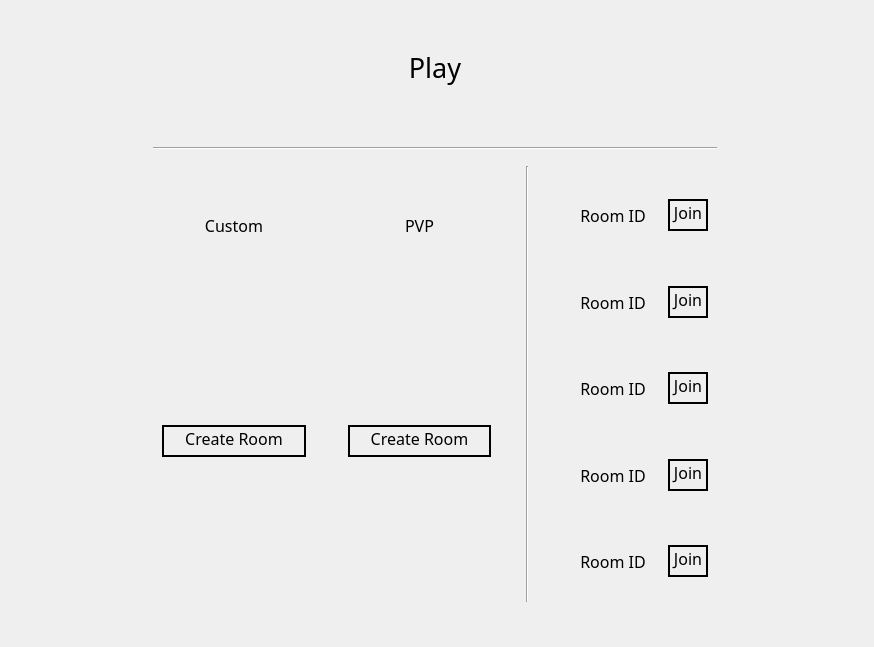
Old version of the form nitin_venv/Chess-master/windows/wui/play.ui in the repository NetworkProgramming-20212-Group1/ChessMultiplayer.
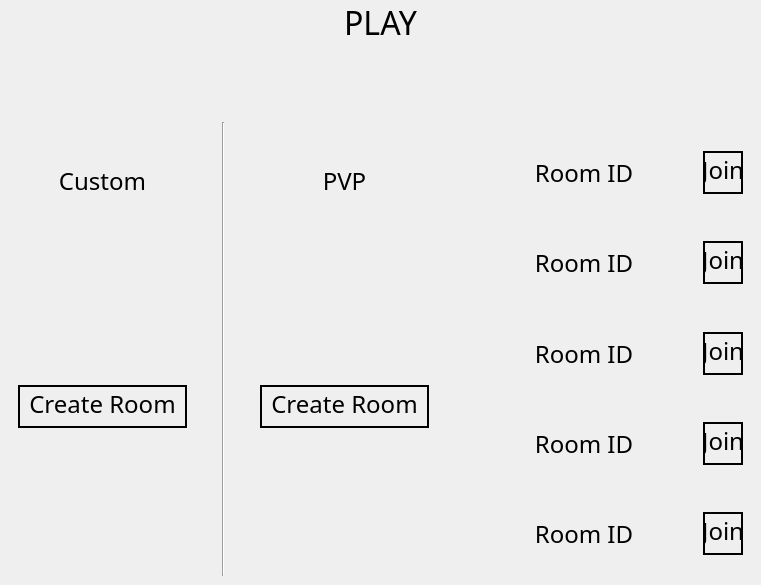
New version of the form.

```diff
--- a/nitin_venv/Chess-master/windows/wui/play.ui
+++ b/nitin_venv/Chess-master/windows/wui/play.ui
@@ -6,57 +6,285 @@
    <rect>
     <x>0</x>
     <y>0</y>
-    <width>874</width>
-    <height>647</height>
+    <width>761</width>
+    <height>585</height>
    </rect>
   </property>
   <property name="windowTitle">
    <string>MainWindow</string>
   </property>
-  <widget class="QWidget" name="centralwidget">
+  <layout class="QHBoxLayout" name="horizontalLayout">
+   <property name="leftMargin">
+    <number>0</number>
+   </property>
+   <property name="topMargin">
+    <number>0</number>
+   </property>
+   <property name="rightMargin">
+    <number>0</number>
+   </property>
+   <property name="bottomMargin">
+    <number>0</number>
+   </property>
+   <item>
+    <widget class="QWidget" name="widget" native="true">
+     <property name="maximumSize">
+      <size>
+       <width>16777215</width>
+       <height>16777215</height>
+      </size>
+     </property>
+     <layout class="QVBoxLayout" name="verticalLayout" stretch="1,4">
+      <property name="leftMargin">
+       <number>0</number>
+      </property>
+      <property name="topMargin">
+       <number>0</number>
+      </property>
+      <property name="rightMargin">
+       <number>0</number>
+      </property>
+      <property name="bottomMargin">
+       <number>0</number>
+      </property>
+      <item>
+       <widget class="QWidget" name="widget_2" native="true">
+        <property name="maximumSize">
+         <size>
+          <width>16777215</width>
+          <height>16777215</height>
+         </size>
+        </property>
+        <layout class="QHBoxLayout" name="horizontalLayout_5">
+         <property name="leftMargin">
+          <number>0</number>
+         </property>
+         <property name="topMargin">
+          <number>0</number>
+         </property>
+         <property name="rightMargin">
+          <number>0</number>
+         </property>
+         <property name="bottomMargin">
+          <number>0</number>
+         </property>
+         <item>
+          <widget class="QLabel" name="play">
+           <property name="sizePolicy">
+            <sizepolicy hsizetype="Preferred" vsizetype="Preferred">
+             <horstretch>0</horstretch>
+             <verstretch>0</verstretch>
+            </sizepolicy>
+           </property>
+           <property name="font">
+            <font>
+             <family>Poor Richard</family>
+             <pointsize>24</pointsize>
+            </font>
+           </property>
+           <property name="text">
+            <string>PLAY</string>
+           </property>
+           <property name="alignment">
+            <set>Qt::AlignHCenter|Qt::AlignTop</set>
+           </property>
+          </widget>
+         </item>
+        </layout>
+       </widget>
+      </item>
+      <item>
+       <widget class="QWidget" name="widget_3" native="true">
+        <layout class="QHBoxLayout" name="horizontalLayout_2" stretch="2,1,2,3">
+         <property name="leftMargin">
+          <number>0</number>
+         </property>
+         <property name="topMargin">
+          <number>0</number>
+         </property>
+         <property name="rightMargin">
+          <number>0</number>
+         </property>
+         <property name="bottomMargin">
+          <number>0</number>
+         </property>
+         <item>
+          <widget class="QWidget" name="widget_10" native="true">
+           <layout class="QVBoxLayout" name="verticalLayout_4">
+            <item>
+             <widget class="QWidget" name="widget_13" native="true">
+              <property name="maximumSize">
+               <size>
+                <width>16777215</width>
+                <height>100</height>
+               </size>
+              </property>
+              <layout class="QHBoxLayout" name="horizontalLayout_9">
+               <item>
+                <widget class="QLabel" name="custom">
+                 <property name="font">
+                  <font>
+                   <family>Poor Richard</family>
+                   <pointsize>18</pointsize>
+                  </font>
+                 </property>
+                 <property name="text">
+                  <string>Custom</string>
+                 </property>
+                 <property name="alignment">
+                  <set>Qt::AlignCenter</set>
+                 </property>
+                </widget>
+               </item>
+              </layout>
+             </widget>
+            </item>
+            <item>
+             <widget class="QWidget" name="widget_14" native="true">
+              <layout class="QHBoxLayout" name="horizontalLayout_10">
+               <item>
+                <widget class="QPushButton" name="create_custom">
+                 <property name="font">
+                  <font>
+                   <family>Poor Richard</family>
+                   <pointsize>18</pointsize>
+                  </font>
+                 </property>
+                 <property name="styleSheet">
+                  <string notr="true">border-radius : 100; 
+border : 2px solid black;
+padding-bottom: 5px</string>
+                 </property>
+                 <property name="text">
+                  <string>Create Room</string>
+                 </property>
+                </widget>
+               </item>
+              </layout>
+             </widget>
+            </item>
+           </layout>
+          </widget>
+         </item>
+         <item>
+          <widget class="QWidget" name="widget_23" native="true">
+           <property name="maximumSize">
+            <size>
+             <width>25</width>
+             <height>16777215</height>
+            </size>
+           </property>
+           <layout class="QHBoxLayout" name="horizontalLayout_19">
+            <property name="topMargin">
+             <number>0</number>
+            </property>
+            <item>
+             <widget class="Line" name="line_3">
+              <property name="maximumSize">
+               <size>
+                <width>25</width>
+                <height>600</height>
+               </size>
+              </property>
+              <property name="orientation">
+               <enum>Qt::Vertical</enum>
+              </property>
+             </widget>
+            </item>
+           </layout>
+          </widget>
+         </item>
+         <item>
+          <widget class="QWidget" name="widget_11" native="true">
+           <layout class="QVBoxLayout" name="verticalLayout_5">
+            <item>
+             <widget class="QWidget" name="widget_15" native="true">
+              <property name="maximumSize">
+               <size>
+                <width>16777215</width>
+                <height>100</height>
+               </size>
+              </property>
+              <layout class="QHBoxLayout" name="horizontalLayout_11">
+               <item>
+                <widget class="QLabel" name="pvp">
+                 <property name="font">
+                  <font>
+                   <family>Poor Richard</family>
+                   <pointsize>18</pointsize>
+                  </font>
+                 </property>
+                 <property name="text">
+                  <string>PVP</string>
+                 </property>
+                 <property name="alignment">
+                  <set>Qt::AlignCenter</set>
+                 </property>
+                </widget>
+               </item>
+              </layout>
+             </widget>
+            </item>
+            <item>
+             <widget class="QWidget" name="widget_16" native="true">
+              <layout class="QHBoxLayout" name="horizontalLayout_12">
+               <item>
+                <widget class="QPushButton" name="create_pvp">
+                 <property name="font">
+                  <font>
+                   <family>Poor Richard</family>
+                   <pointsize>18</pointsize>
+                  </font>
+                 </property>
+                 <property name="styleSheet">
+                  <string notr="true">border-radius : 100; 
+border : 2px solid black;
+padding-bottom: 5px</string>
+                 </property>
+                 <property name="text">
+                  <string>Create Room</string>
+                 </property>
+                </widget>
+               </item>
+              </layout>
+             </widget>
+            </item>
+           </layout>
+          </widget>
+         </item>
+         <item>
+          <widget class="QWidget" name="widget_12" native="true">
+           <layout class="QVBoxLayout" name="verticalLayout_3">
+            <property name="leftMargin">
+             <number>0</number>
+            </property>
+            <property name="topMargin">
+             <number>0</number>
+            </property>
+            <property name="rightMargin">
+             <number>0</number>
+            </property>
+            <property name="bottomMargin">
+             <number>0</number>
+            </property>
+            <item>
+             <widget class="QScrollArea" name="scrollArea">
+              <property name="frameShape">
+               <enum>QFrame::NoFrame</enum>
+              </property>
+              <property name="widgetResizable">
+               <bool>true</bool>
+              </property>
+              <widget class="QWidget" name="scrollAreaWidgetContents">
    <property name="geometry">
     <rect>
      <x>0</x>
      <y>0</y>
-     <width>871</width>
-     <height>641</height>
-    </rect>
-   </property>
-   <layout class="QHBoxLayout" name="horizontalLayout_6">
-    <item>
-     <widget class="QWidget" name="widget" native="true">
-      <property name="maximumSize">
-       <size>
-        <width>600</width>
-        <height>600</height>
-       </size>
-      </property>
-      <layout class="QGridLayout" name="gridLayout">
-       <item row="1" column="0" colspan="4">
-        <widget class="QWidget" name="widget_22" native="true">
-         <property name="maximumSize">
-          <size>
-           <width>600</width>
-           <height>25</height>
-          </size>
-         </property>
-         <layout class="QHBoxLayout" name="horizontalLayout_18">
-          <property name="topMargin">
-           <number>11</number>
-          </property>
-          <item>
-           <widget class="Line" name="line_2">
-            <property name="orientation">
-             <enum>Qt::Horizontal</enum>
-            </property>
-           </widget>
-          </item>
-         </layout>
-        </widget>
-       </item>
-       <item row="2" column="3">
-        <widget class="QWidget" name="widget_12" native="true">
-         <layout class="QVBoxLayout" name="verticalLayout_3">
+                 <width>303</width>
+                 <height>460</height>
+                </rect>
+               </property>
+               <layout class="QVBoxLayout" name="verticalLayout_2">
           <item>
            <widget class="QWidget" name="widget_17" native="true">
             <layout class="QHBoxLayout" name="horizontalLayout_13">
@@ -65,7 +293,7 @@
                <property name="font">
                 <font>
                  <family>Poor Richard</family>
-                 <pointsize>12</pointsize>
+                       <pointsize>18</pointsize>
                 </font>
                </property>
                <property name="text">
@@ -87,7 +315,7 @@
                <property name="font">
                 <font>
                  <family>Poor Richard</family>
-                 <pointsize>12</pointsize>
+                       <pointsize>18</pointsize>
                 </font>
                </property>
                <property name="styleSheet">
@@ -105,13 +333,18 @@
           </item>
           <item>
            <widget class="QWidget" name="widget_18" native="true">
+                  <property name="font">
+                   <font>
+                    <pointsize>18</pointsize>
+                   </font>
+                  </property>
             <layout class="QHBoxLayout" name="horizontalLayout_14">
              <item>
               <widget class="QLabel" name="label_4">
                <property name="font">
                 <font>
                  <family>Poor Richard</family>
-                 <pointsize>12</pointsize>
+                       <pointsize>18</pointsize>
                 </font>
                </property>
                <property name="text">
@@ -133,7 +366,7 @@
                <property name="font">
                 <font>
                  <family>Poor Richard</family>
-                 <pointsize>12</pointsize>
+                       <pointsize>18</pointsize>
                 </font>
                </property>
                <property name="styleSheet">
@@ -157,7 +390,7 @@
                <property name="font">
                 <font>
                  <family>Poor Richard</family>
-                 <pointsize>12</pointsize>
+                       <pointsize>18</pointsize>
                 </font>
                </property>
                <property name="text">
@@ -179,7 +412,7 @@
                <property name="font">
                 <font>
                  <family>Poor Richard</family>
-                 <pointsize>12</pointsize>
+                       <pointsize>18</pointsize>
                 </font>
                </property>
                <property name="styleSheet">
@@ -203,7 +436,7 @@
                <property name="font">
                 <font>
                  <family>Poor Richard</family>
-                 <pointsize>12</pointsize>
+                       <pointsize>18</pointsize>
                 </font>
                </property>
                <property name="text">
@@ -225,7 +458,7 @@
                <property name="font">
                 <font>
                  <family>Poor Richard</family>
-                 <pointsize>12</pointsize>
+                       <pointsize>18</pointsize>
                 </font>
                </property>
                <property name="styleSheet">
@@ -249,7 +482,7 @@
                <property name="font">
                 <font>
                  <family>Poor Richard</family>
-                 <pointsize>12</pointsize>
+                       <pointsize>18</pointsize>
                 </font>
                </property>
                <property name="text">
@@ -271,7 +504,7 @@
                <property name="font">
                 <font>
                  <family>Poor Richard</family>
-                 <pointsize>12</pointsize>
+                       <pointsize>18</pointsize>
                 </font>
                </property>
                <property name="styleSheet">
@@ -289,187 +522,18 @@
           </item>
          </layout>
         </widget>
-       </item>
-       <item row="0" column="0" colspan="4">
-        <widget class="QWidget" name="widget_2" native="true">
-         <property name="maximumSize">
-          <size>
-           <width>600</width>
-           <height>100</height>
-          </size>
-         </property>
-         <layout class="QHBoxLayout" name="horizontalLayout_5">
-          <property name="topMargin">
-           <number>20</number>
-          </property>
-          <item>
-           <widget class="QLabel" name="play">
-            <property name="font">
-             <font>
-              <family>Poor Richard</family>
-              <pointsize>20</pointsize>
-             </font>
-            </property>
-            <property name="text">
-             <string>Play</string>
-            </property>
-            <property name="alignment">
-             <set>Qt::AlignHCenter|Qt::AlignTop</set>
-            </property>
            </widget>
           </item>
          </layout>
         </widget>
        </item>
-       <item row="2" column="0">
-        <widget class="QWidget" name="widget_10" native="true">
-         <layout class="QVBoxLayout" name="verticalLayout_4">
-          <item>
-           <widget class="QWidget" name="widget_13" native="true">
-            <property name="maximumSize">
-             <size>
-              <width>16777215</width>
-              <height>100</height>
-             </size>
-            </property>
-            <layout class="QHBoxLayout" name="horizontalLayout_9">
-             <item>
-              <widget class="QLabel" name="custom">
-               <property name="font">
-                <font>
-                 <family>Poor Richard</family>
-                 <pointsize>12</pointsize>
-                </font>
-               </property>
-               <property name="text">
-                <string>Custom</string>
-               </property>
-               <property name="alignment">
-                <set>Qt::AlignCenter</set>
-               </property>
-              </widget>
-             </item>
             </layout>
            </widget>
           </item>
-          <item>
-           <widget class="QWidget" name="widget_14" native="true">
-            <layout class="QHBoxLayout" name="horizontalLayout_10">
-             <item>
-              <widget class="QPushButton" name="create_custom">
-               <property name="font">
-                <font>
-                 <family>Poor Richard</family>
-                 <pointsize>12</pointsize>
-                </font>
-               </property>
-               <property name="styleSheet">
-                <string notr="true">border-radius : 100; 
-border : 2px solid black;
-padding-bottom: 5px</string>
-               </property>
-               <property name="text">
-                <string>Create Room</string>
-               </property>
-              </widget>
-             </item>
             </layout>
            </widget>
           </item>
          </layout>
-        </widget>
-       </item>
-       <item row="2" column="1">
-        <widget class="QWidget" name="widget_11" native="true">
-         <layout class="QVBoxLayout" name="verticalLayout_5">
-          <item>
-           <widget class="QWidget" name="widget_15" native="true">
-            <property name="maximumSize">
-             <size>
-              <width>16777215</width>
-              <height>100</height>
-             </size>
-            </property>
-            <layout class="QHBoxLayout" name="horizontalLayout_11">
-             <item>
-              <widget class="QLabel" name="pvp">
-               <property name="font">
-                <font>
-                 <family>Poor Richard</family>
-                 <pointsize>12</pointsize>
-                </font>
-               </property>
-               <property name="text">
-                <string>PVP</string>
-               </property>
-               <property name="alignment">
-                <set>Qt::AlignCenter</set>
-               </property>
-              </widget>
-             </item>
-            </layout>
-           </widget>
-          </item>
-          <item>
-           <widget class="QWidget" name="widget_16" native="true">
-            <layout class="QHBoxLayout" name="horizontalLayout_12">
-             <item>
-              <widget class="QPushButton" name="create_pvp">
-               <property name="font">
-                <font>
-                 <family>Poor Richard</family>
-                 <pointsize>12</pointsize>
-                </font>
-               </property>
-               <property name="styleSheet">
-                <string notr="true">border-radius : 100; 
-border : 2px solid black;
-padding-bottom: 5px</string>
-               </property>
-               <property name="text">
-                <string>Create Room</string>
-               </property>
-              </widget>
-             </item>
-            </layout>
-           </widget>
-          </item>
-         </layout>
-        </widget>
-       </item>
-       <item row="2" column="2">
-        <widget class="QWidget" name="widget_23" native="true">
-         <property name="maximumSize">
-          <size>
-           <width>25</width>
-           <height>16777215</height>
-          </size>
-         </property>
-         <layout class="QHBoxLayout" name="horizontalLayout_19">
-          <property name="topMargin">
-           <number>0</number>
-          </property>
-          <item>
-           <widget class="Line" name="line_3">
-            <property name="maximumSize">
-             <size>
-              <width>25</width>
-              <height>600</height>
-             </size>
-            </property>
-            <property name="orientation">
-             <enum>Qt::Vertical</enum>
-            </property>
-           </widget>
-          </item>
-         </layout>
-        </widget>
-       </item>
-      </layout>
-     </widget>
-    </item>
-   </layout>
-  </widget>
  </widget>
  <resources/>
  <connections/>
```
Lines whose indentation alone changed are shown as unchanged.
